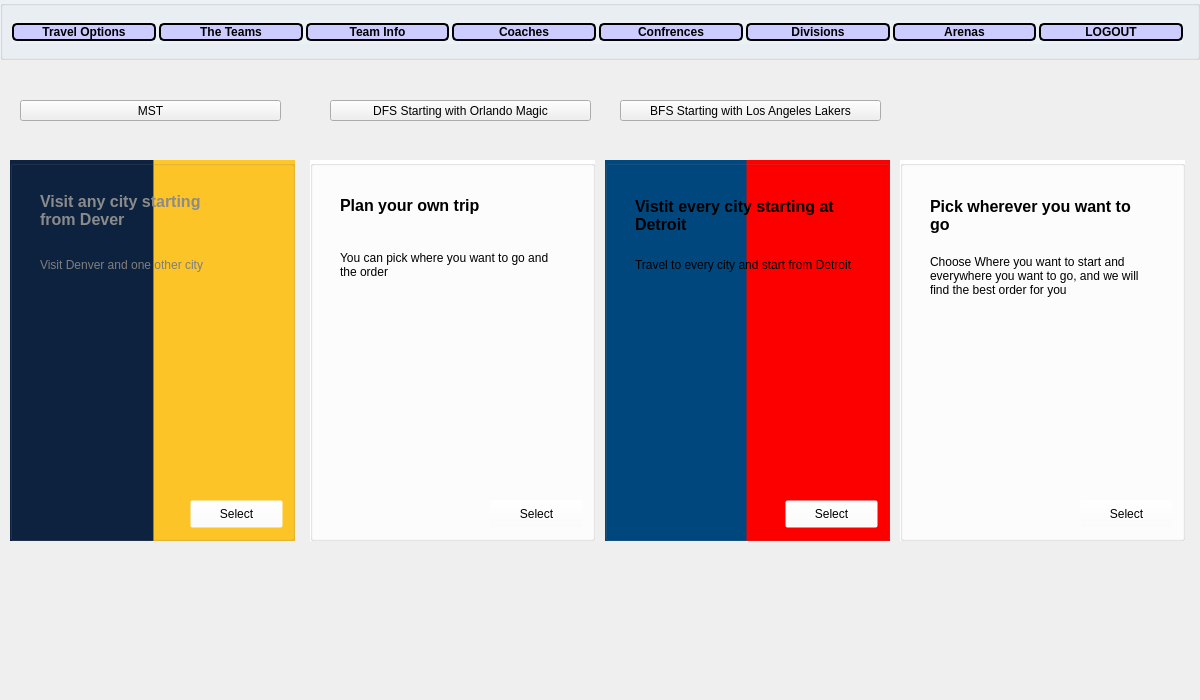
moetaei/CS1D-Basketball, file CS1D-Basketball-master/Basketball/user.ui: the form before one commit.
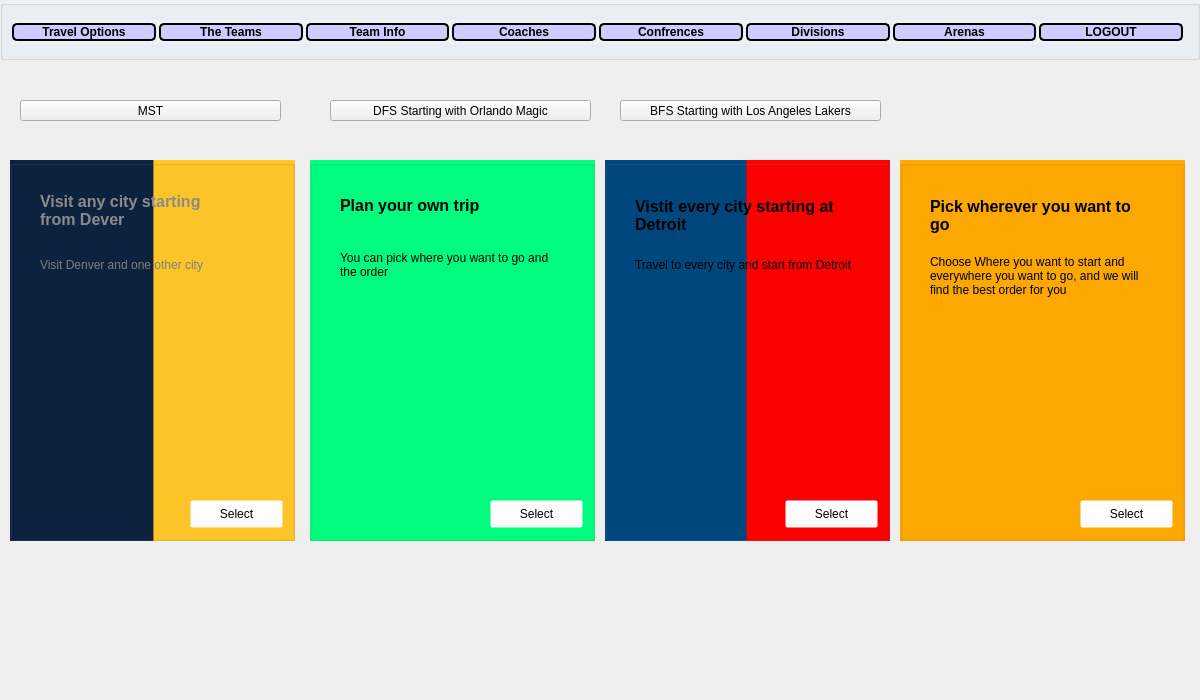
The form after the commit.

Patch:
```diff
--- a/CS1D-Basketball-master/Basketball/user.ui
+++ b/CS1D-Basketball-master/Basketball/user.ui
@@ -107,7 +107,7 @@
       </rect>
      </property>
      <property name="styleSheet">
-      <string notr="true">background-color:#ffffff;
+      <string notr="true">background-color: rgb(0, 255, 127);
 color:black;</string>
      </property>
      <property name="title">
@@ -246,8 +246,7 @@
       </rect>
      </property>
      <property name="styleSheet">
-      <string notr="true">background-color:#ffffff
-</string>
+      <string notr="true">background-color: rgb(255, 170, 0);</string>
      </property>
      <property name="title">
       <string/>
```
